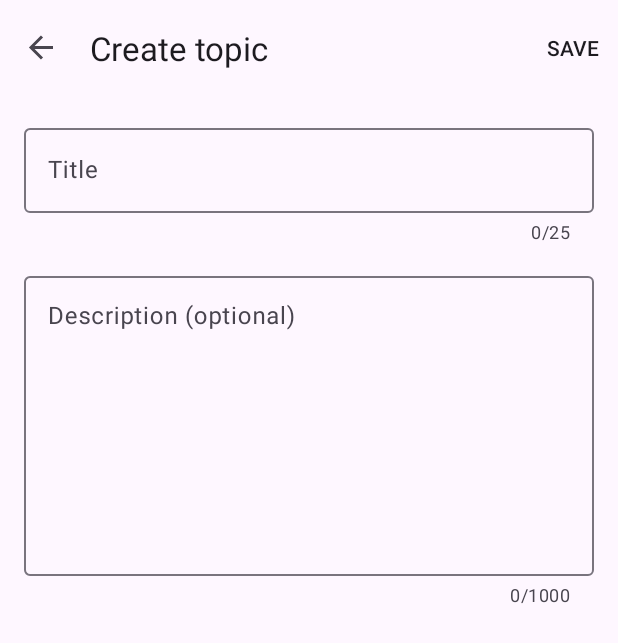
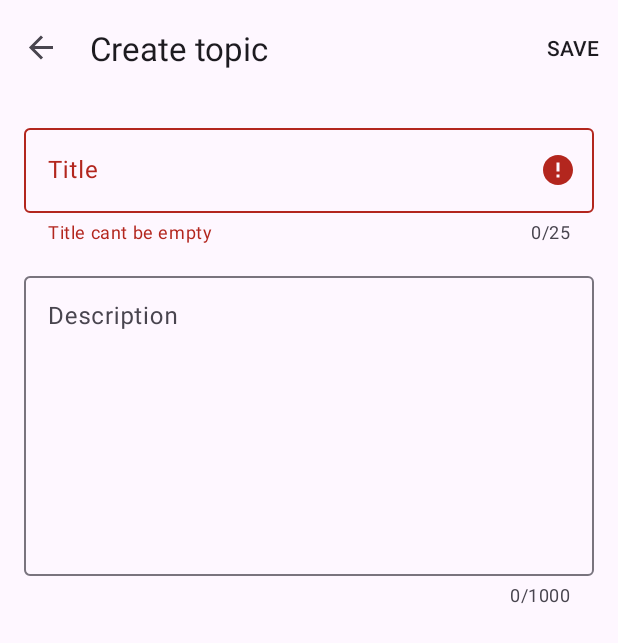
Before and after one commit to Roboskeletron/forum-app-mobile, an Android app: the AddTopicFragment screen opened through its navigation route, on a phone screen of 412 x 824 dp. Shown: the top 643 px of the screen. Run offline under Robolectric (Android 15) with nearby library versions, the phone set to English and light mode, and no system bars; our stand-ins replace data binding, navigation-ui, paging; network calls fail.

Commit message:
add topic title uniqueness check

```diff
--- a/app/src/main/java/ru/vsu/forum/features/common/data/ForumService.kt
+++ b/app/src/main/java/ru/vsu/forum/features/common/data/ForumService.kt
@@ -41,4 +41,7 @@ interface ForumService {
 
     @POST("Topics")
     suspend fun createTopic(@Body createTopicModel: CreateTopicModel) : Response<UUID?>
+
+    @GET("Topics/exists-by-title")
+    suspend fun topicExistsByTitle(@Query("title") title: String) : Response<Boolean>
 }
--- a/app/src/main/java/ru/vsu/forum/features/topics/view/AddTopicFragment.kt
+++ b/app/src/main/java/ru/vsu/forum/features/topics/view/AddTopicFragment.kt
@@ -39,16 +39,19 @@ class AddTopicFragment : Fragment() {
             }
         }
 
-        viewModel.error.observe(viewLifecycleOwner){
+        viewModel.error.observe(viewLifecycleOwner) {
             binding.addTopicTitleInputLayout.error = it
+        }
+
+        viewModel.title.observe(viewLifecycleOwner) {
+            checkTopicTitle(it)
         }
 
         return binding.root
     }
 
     private  fun createTopic(){
-        if (viewModel.title.isNullOrEmpty()){
-            viewModel.setError("Title cant be empty")
+        if (viewModel.title.value.isNullOrEmpty()){
             return
         }
 
@@ -57,4 +60,16 @@ class AddTopicFragment : Fragment() {
             findNavController().navigateUp()
         }
     }
+
+    private  fun checkTopicTitle(title: String?){
+        if (title.isNullOrEmpty()) {
+            viewModel.setError("Title cant be empty")
+            return
+        }
+
+        lifecycleScope.launch {
+            val error = if (!topicRepository.isTitleUnique(title)) "Title must be unique" else null
+            viewModel.setError(error)
+        }
+    }
 }
--- a/app/src/main/java/ru/vsu/forum/features/topics/view/AddTopicViewModel.kt
+++ b/app/src/main/java/ru/vsu/forum/features/topics/view/AddTopicViewModel.kt
@@ -7,7 +7,7 @@ import androidx.lifecycle.ViewModel
 class AddTopicViewModel : ViewModel() {
     private var _error = MutableLiveData<String?>(null)
 
-    var title: String? = null
+    var title = MutableLiveData<String?>(null)
     var description: String? = null
     val error: LiveData<String?> = _error
 
--- a/app/src/main/res/layout/fragment_add_topic.xml
+++ b/app/src/main/res/layout/fragment_add_topic.xml
@@ -54,7 +54,7 @@
                 android:layout_width="match_parent"
                 android:layout_height="wrap_content"
                 android:minHeight="200dp"
-                android:hint="Description (optional)"
+                android:hint="Description"
                 android:text="@={viewModel.description}"
                 android:ellipsize="end"
                 android:maxLength="1000"
```
Also changed, not shown: app/src/main/java/ru/vsu/forum/features/topics/data/TopicRepository.kt (+12 -0 lines).
